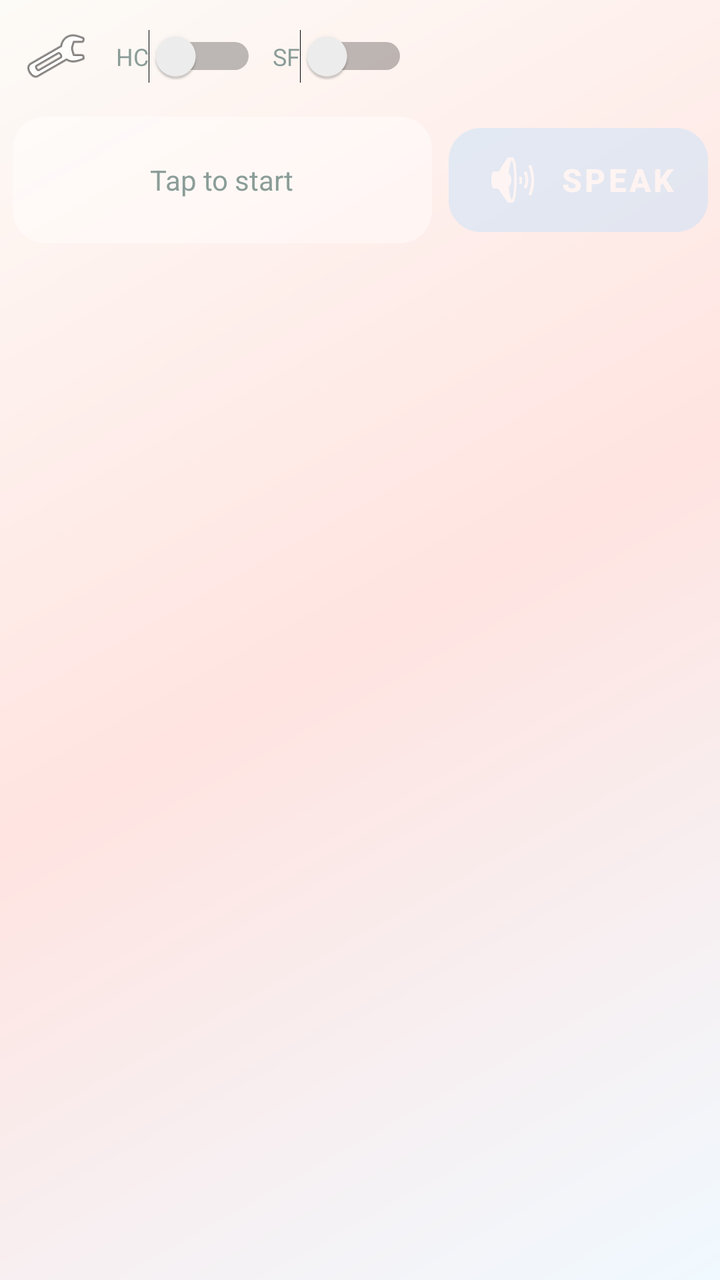
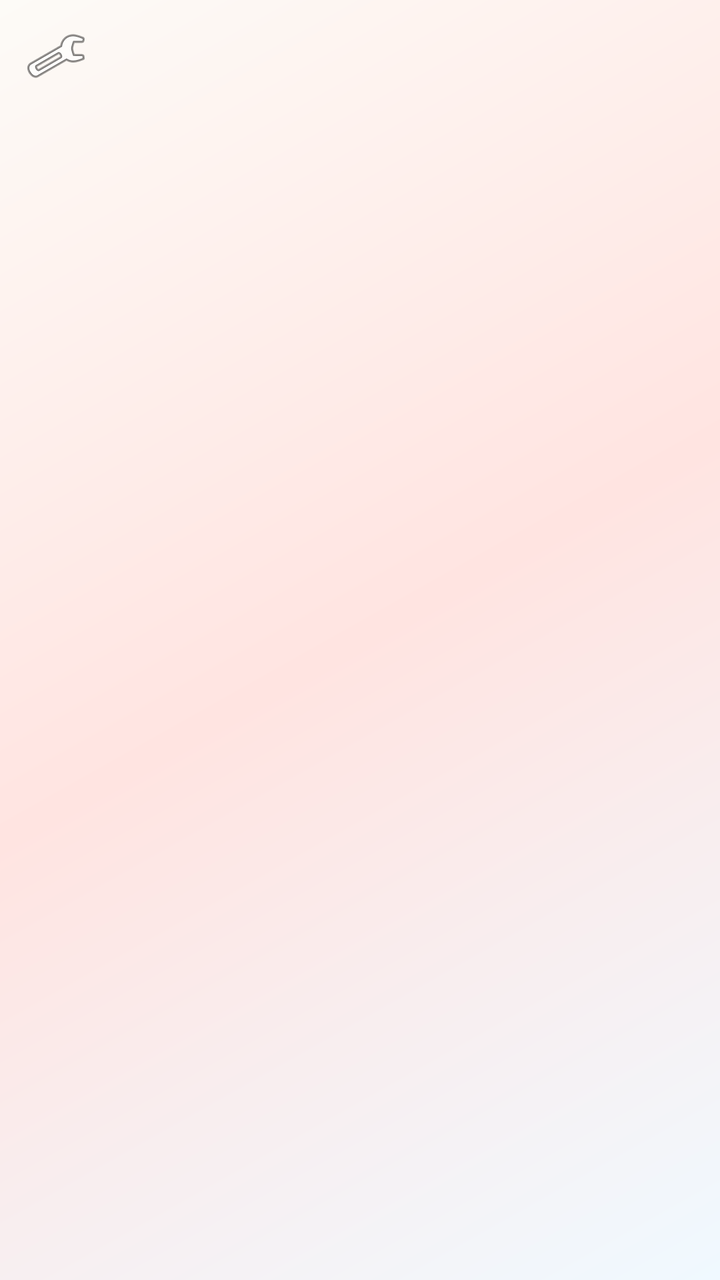

Before-and-after screenshots of an Android layout around one commit, followed by the original layout XML and the change that was made.
<!-- AndroidManifest.xml: application theme Theme.VoiceBridge -->
<!-- res/layout/activity_main.xml -->
<?xml version="1.0" encoding="utf-8"?>
<androidx.constraintlayout.widget.ConstraintLayout xmlns:android="http://schemas.android.com/apk/res/android"
    xmlns:app="http://schemas.android.com/apk/res-auto"
    android:layout_width="match_parent"
    android:layout_height="match_parent"
    android:padding="6dp"
    android:background="@drawable/bg_atmospheric"
    android:keepScreenOn="true">

    
    <ImageButton
        android:id="@+id/btn_settings"
        android:layout_width="44dp"
        android:layout_height="44dp"
        android:src="@android:drawable/ic_menu_preferences"
        android:background="?attr/selectableItemBackgroundBorderless"
        android:contentDescription="Settings"
        app:layout_constraintTop_toTopOf="parent"
        app:layout_constraintStart_toStartOf="parent" />

    <Switch
        android:id="@+id/toggle_high_contrast"
        android:layout_width="wrap_content"
        android:layout_height="wrap_content"
        android:text="HC"
        android:textSize="12sp"
        android:textColor="@color/ink_soft"
        app:layout_constraintTop_toTopOf="@id/btn_settings"
        app:layout_constraintBottom_toBottomOf="@id/btn_settings"
        app:layout_constraintStart_toEndOf="@id/btn_settings"
        android:layout_marginStart="8dp" />

    <Switch
        android:id="@+id/toggle_switch_focus"
        android:layout_width="wrap_content"
        android:layout_height="wrap_content"
        android:text="SF"
        android:textSize="12sp"
        android:textColor="@color/ink_soft"
        app:layout_constraintTop_toTopOf="@id/btn_settings"
        app:layout_constraintBottom_toBottomOf="@id/btn_settings"
        app:layout_constraintStart_toEndOf="@id/toggle_high_contrast"
        android:layout_marginStart="8dp" />

    <ImageButton
        android:id="@+id/btn_clear_strip"
        android:layout_width="44dp"
        android:layout_height="44dp"
        android:src="@android:drawable/ic_menu_close_clear_cancel"
        android:background="?attr/selectableItemBackgroundBorderless"
        android:visibility="invisible"
        app:layout_constraintTop_toTopOf="@id/btn_settings"
        app:layout_constraintEnd_toEndOf="parent" />

    
    <FrameLayout
        android:id="@+id/strip_container"
        android:layout_width="0dp"
        android:layout_height="wrap_content"
        android:background="@drawable/glass_border"
        android:backgroundTint="#66FFFFFF"
        android:padding="6dp"
        android:minHeight="64dp"
        android:layout_marginTop="8dp"
        app:layout_constraintTop_toBottomOf="@id/btn_settings"
        app:layout_constraintStart_toStartOf="parent"
        app:layout_constraintEnd_toStartOf="@id/btn_speak"
        android:layout_marginEnd="8dp">

        <TextView
            android:id="@+id/tv_strip_empty"
            android:layout_width="wrap_content"
            android:layout_height="wrap_content"
            android:layout_gravity="center"
            android:text="Tap to start"
            android:textColor="@color/ink_soft"
            android:textSize="14sp" />

        <androidx.recyclerview.widget.RecyclerView
            android:id="@+id/sentence_strip"
            android:layout_width="match_parent"
            android:layout_height="wrap_content"
            android:visibility="invisible"
            android:clipToPadding="false"
            android:paddingStart="2dp"
            android:paddingEnd="2dp" />
    </FrameLayout>

    <com.google.android.material.button.MaterialButton
        android:id="@+id/btn_speak"
        android:layout_width="wrap_content"
        android:layout_height="0dp"
        android:text="Speak"
        android:textSize="16sp"
        android:textStyle="bold"
        android:paddingStart="16dp"
        android:paddingEnd="16dp"
        app:icon="@android:drawable/ic_lock_silent_mode_off"
        app:iconGravity="textStart"
        app:iconTint="@android:color/white"
        app:cornerRadius="16dp"
        android:backgroundTint="@color/colorPrimary"
        android:textColor="@android:color/white"
        android:alpha="0.4"
        android:enabled="false"
        app:layout_constraintTop_toTopOf="@id/strip_container"
        app:layout_constraintBottom_toBottomOf="@id/strip_container"
        app:layout_constraintEnd_toEndOf="parent" />

    <TextView
        android:id="@+id/tv_board_title"
        android:layout_width="0dp"
        android:layout_height="wrap_content"
        android:gravity="center"
        android:textSize="12sp"
        android:textColor="@color/ink_soft"
        android:padding="2dp"
        android:layout_marginTop="4dp"
        app:layout_constraintTop_toBottomOf="@id/strip_container"
        app:layout_constraintStart_toStartOf="parent"
        app:layout_constraintEnd_toEndOf="parent" />

    
    <androidx.recyclerview.widget.RecyclerView
        android:id="@+id/recycler_view_icons"
        android:layout_width="0dp"
        android:layout_height="0dp"
        android:overScrollMode="never"
        android:scrollbars="none"
        app:layout_constraintTop_toBottomOf="@id/tv_board_title"
        app:layout_constraintBottom_toBottomOf="parent"
        app:layout_constraintStart_toStartOf="parent"
        app:layout_constraintEnd_toEndOf="parent" />

</androidx.constraintlayout.widget.ConstraintLayout>
<!-- resources referenced by this layout -->
<resources>
  <color name="colorPrimary">#BDE0FE</color>
  <color name="ink_soft">#8B9D98</color>
  <!-- drawable bg_atmospheric (drawable) -->
  <?xml version="1.0" encoding="utf-8"?>
  <shape xmlns:android="http://schemas.android.com/apk/res/android"
      android:shape="rectangle">
      <gradient
          android:angle="135"
          android:startColor="#F0F9FF"
          android:centerColor="#FFE4E1"
          android:endColor="#FDFBF7"
          android:type="linear" />
  </shape>
  <!-- drawable glass_border (drawable) -->
  <?xml version="1.0" encoding="utf-8"?>
  <shape xmlns:android="http://schemas.android.com/apk/res/android"
      android:shape="rectangle">
      <stroke android:width="1dp" android:color="#33FFFFFF" />
      <corners android:radius="16dp" />
  </shape>
  <style name="Theme.VoiceBridge" parent="Theme.MaterialComponents.DayNight.NoActionBar">
          <item name="colorPrimary">@color/colorPrimary</item>
          <item name="colorPrimaryDark">@color/colorPrimaryDark</item>
          <item name="colorAccent">@color/colorAccent</item>
          <item name="android:windowBackground">@color/background_pastel</item>
          <item name="android:statusBarColor" tools:targetApi="21">@color/colorPrimaryDark</item>
      </style>
  <color name="colorPrimaryDark">#A2D2FF</color>
  <color name="colorAccent">#FFC8DD</color>
  <color name="background_pastel">#FDFBF7</color>
</resources>

<!-- the commit's change to res/layout/activity_main.xml (unified diff, before → after) -->
@@ -18,29 +18,7 @@
         app:layout_constraintTop_toTopOf="parent"
         app:layout_constraintStart_toStartOf="parent" />
 
-    <Switch
-        android:id="@+id/toggle_high_contrast"
-        android:layout_width="wrap_content"
-        android:layout_height="wrap_content"
-        android:text="HC"
-        android:textSize="12sp"
-        android:textColor="@color/ink_soft"
-        app:layout_constraintTop_toTopOf="@id/btn_settings"
-        app:layout_constraintBottom_toBottomOf="@id/btn_settings"
-        app:layout_constraintStart_toEndOf="@id/btn_settings"
-        android:layout_marginStart="8dp" />
 
-    <Switch
-        android:id="@+id/toggle_switch_focus"
-        android:layout_width="wrap_content"
-        android:layout_height="wrap_content"
-        android:text="SF"
-        android:textSize="12sp"
-        android:textColor="@color/ink_soft"
-        app:layout_constraintTop_toTopOf="@id/btn_settings"
-        app:layout_constraintBottom_toBottomOf="@id/btn_settings"
-        app:layout_constraintStart_toEndOf="@id/toggle_high_contrast"
-        android:layout_marginStart="8dp" />
 
     <ImageButton
         android:id="@+id/btn_clear_strip"
@@ -52,60 +30,7 @@
         app:layout_constraintTop_toTopOf="@id/btn_settings"
         app:layout_constraintEnd_toEndOf="parent" />
 
-    
-    <FrameLayout
-        android:id="@+id/strip_container"
-        android:layout_width="0dp"
-        android:layout_height="wrap_content"
-        android:background="@drawable/glass_border"
-        android:backgroundTint="#66FFFFFF"
-        android:padding="6dp"
-        android:minHeight="64dp"
-        android:layout_marginTop="8dp"
-        app:layout_constraintTop_toBottomOf="@id/btn_settings"
-        app:layout_constraintStart_toStartOf="parent"
-        app:layout_constraintEnd_toStartOf="@id/btn_speak"
-        android:layout_marginEnd="8dp">
 
-        <TextView
-            android:id="@+id/tv_strip_empty"
-            android:layout_width="wrap_content"
-            android:layout_height="wrap_content"
-            android:layout_gravity="center"
-            android:text="Tap to start"
-            android:textColor="@color/ink_soft"
-            android:textSize="14sp" />
-
-        <androidx.recyclerview.widget.RecyclerView
-            android:id="@+id/sentence_strip"
-            android:layout_width="match_parent"
-            android:layout_height="wrap_content"
-            android:visibility="invisible"
-            android:clipToPadding="false"
-            android:paddingStart="2dp"
-            android:paddingEnd="2dp" />
-    </FrameLayout>
-
-    <com.google.android.material.button.MaterialButton
-        android:id="@+id/btn_speak"
-        android:layout_width="wrap_content"
-        android:layout_height="0dp"
-        android:text="Speak"
-        android:textSize="16sp"
-        android:textStyle="bold"
-        android:paddingStart="16dp"
-        android:paddingEnd="16dp"
-        app:icon="@android:drawable/ic_lock_silent_mode_off"
-        app:iconGravity="textStart"
-        app:iconTint="@android:color/white"
-        app:cornerRadius="16dp"
-        android:backgroundTint="@color/colorPrimary"
-        android:textColor="@android:color/white"
-        android:alpha="0.4"
-        android:enabled="false"
-        app:layout_constraintTop_toTopOf="@id/strip_container"
-        app:layout_constraintBottom_toBottomOf="@id/strip_container"
-        app:layout_constraintEnd_toEndOf="parent" />
 
     <TextView
         android:id="@+id/tv_board_title"
@@ -116,7 +41,7 @@
         android:textColor="@color/ink_soft"
         android:padding="2dp"
         android:layout_marginTop="4dp"
-        app:layout_constraintTop_toBottomOf="@id/strip_container"
+        app:layout_constraintTop_toBottomOf="@id/btn_settings"
         app:layout_constraintStart_toStartOf="parent"
         app:layout_constraintEnd_toEndOf="parent" />
 
<!-- resource entries referenced after the edit -->
@@ -1,6 +1,5 @@
 <!-- resources referenced by this layout -->
 <resources>
-  <color name="colorPrimary">#BDE0FE</color>
   <color name="ink_soft">#8B9D98</color>
   <!-- drawable bg_atmospheric (drawable) -->
   <?xml version="1.0" encoding="utf-8"?>
@@ -13,13 +12,6 @@
           android:endColor="#FDFBF7"
           android:type="linear" />
   </shape>
-  <!-- drawable glass_border (drawable) -->
-  <?xml version="1.0" encoding="utf-8"?>
-  <shape xmlns:android="http://schemas.android.com/apk/res/android"
-      android:shape="rectangle">
-      <stroke android:width="1dp" android:color="#33FFFFFF" />
-      <corners android:radius="16dp" />
-  </shape>
   <style name="Theme.VoiceBridge" parent="Theme.MaterialComponents.DayNight.NoActionBar">
           <item name="colorPrimary">@color/colorPrimary</item>
           <item name="colorPrimaryDark">@color/colorPrimaryDark</item>
@@ -27,6 +19,7 @@
           <item name="android:windowBackground">@color/background_pastel</item>
           <item name="android:statusBarColor" tools:targetApi="21">@color/colorPrimaryDark</item>
       </style>
+  <color name="colorPrimary">#BDE0FE</color>
   <color name="colorPrimaryDark">#A2D2FF</color>
   <color name="colorAccent">#FFC8DD</color>
   <color name="background_pastel">#FDFBF7</color>
